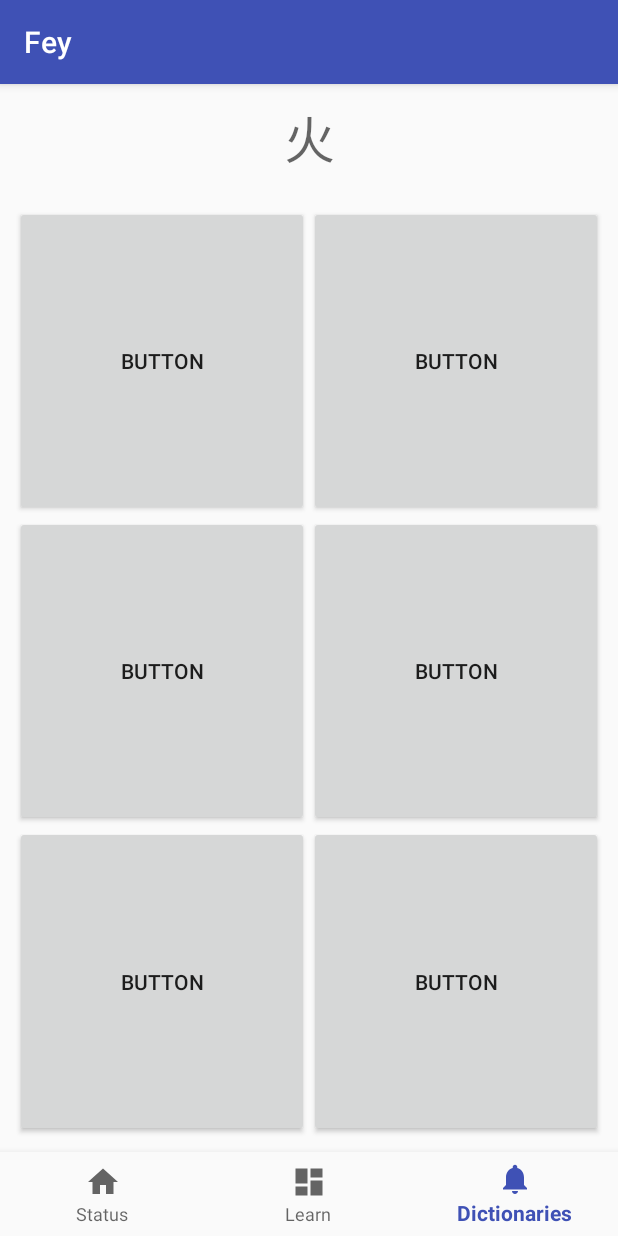
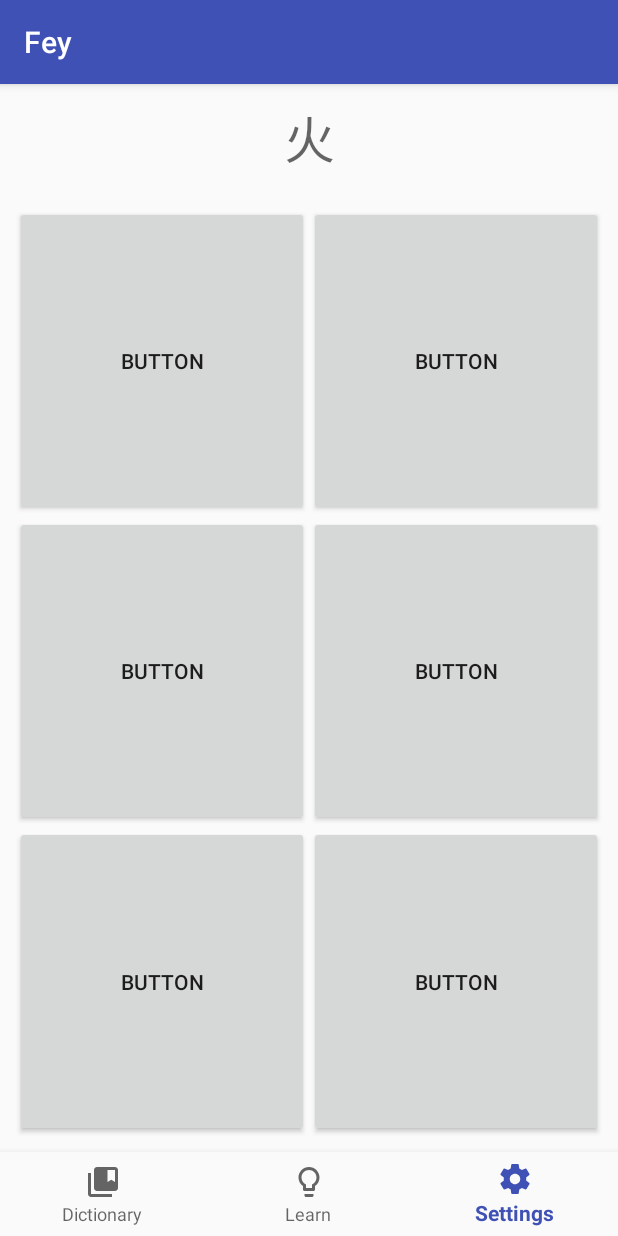
Before and after one commit to Teemperor/Fey, an Android app: the screen it shows after launch (MainActivity), item 3 of the bottom bar chosen, on a phone screen of 412 x 824 dp. Run offline under Robolectric (Android 15) with nearby library versions, the phone set to English and light mode, and no system bars.

Commit message:
Better button bar icons

```diff
--- /dev/null
+++ b/app/src/main/res/drawable/ic_collections_bookmark_black_24dp.xml
@@ -0,0 +1,9 @@
+<vector xmlns:android="http://schemas.android.com/apk/res/android"
+        android:width="24dp"
+        android:height="24dp"
+        android:viewportWidth="24.0"
+        android:viewportHeight="24.0">
+    <path
+        android:fillColor="#FF000000"
+        android:pathData="M4,6L2,6v14c0,1.1 0.9,2 2,2h14v-2L4,20L4,6zM20,2L8,2c-1.1,0 -2,0.9 -2,2v12c0,1.1 0.9,2 2,2h12c1.1,0 2,-0.9 2,-2L22,4c0,-1.1 -0.9,-2 -2,-2zM20,12l-2.5,-1.5L15,12L15,4h5v8z"/>
+</vector>
--- a/app/src/main/res/drawable/ic_dashboard_black_24dp.xml
+++ /dev/null
@@ -1,9 +0,0 @@
-<vector xmlns:android="http://schemas.android.com/apk/res/android"
-    android:width="24dp"
-    android:height="24dp"
-    android:viewportHeight="24.0"
-    android:viewportWidth="24.0">
-    <path
-        android:fillColor="#FF000000"
-        android:pathData="M3,13h8L11,3L3,3v10zM3,21h8v-6L3,15v6zM13,21h8L21,11h-8v10zM13,3v6h8L21,3h-8z" />
-</vector>
--- a/app/src/main/res/drawable/ic_home_black_24dp.xml
+++ /dev/null
@@ -1,9 +0,0 @@
-<vector xmlns:android="http://schemas.android.com/apk/res/android"
-    android:width="24dp"
-    android:height="24dp"
-    android:viewportHeight="24.0"
-    android:viewportWidth="24.0">
-    <path
-        android:fillColor="#FF000000"
-        android:pathData="M10,20v-6h4v6h5v-8h3L12,3 2,12h3v8z" />
-</vector>
--- /dev/null
+++ b/app/src/main/res/drawable/ic_lightbulb_outline_black_24dp.xml
@@ -0,0 +1,9 @@
+<vector xmlns:android="http://schemas.android.com/apk/res/android"
+        android:width="24dp"
+        android:height="24dp"
+        android:viewportWidth="24.0"
+        android:viewportHeight="24.0">
+    <path
+        android:fillColor="#FF000000"
+        android:pathData="M9,21c0,0.55 0.45,1 1,1h4c0.55,0 1,-0.45 1,-1v-1L9,20v1zM12,2C8.14,2 5,5.14 5,9c0,2.38 1.19,4.47 3,5.74L8,17c0,0.55 0.45,1 1,1h6c0.55,0 1,-0.45 1,-1v-2.26c1.81,-1.27 3,-3.36 3,-5.74 0,-3.86 -3.14,-7 -7,-7zM14.85,13.1l-0.85,0.6L14,16h-4v-2.3l-0.85,-0.6C7.8,12.16 7,10.63 7,9c0,-2.76 2.24,-5 5,-5s5,2.24 5,5c0,1.63 -0.8,3.16 -2.15,4.1z"/>
+</vector>
--- a/app/src/main/res/drawable/ic_notifications_black_24dp.xml
+++ /dev/null
@@ -1,9 +0,0 @@
-<vector xmlns:android="http://schemas.android.com/apk/res/android"
-    android:width="24dp"
-    android:height="24dp"
-    android:viewportHeight="24.0"
-    android:viewportWidth="24.0">
-    <path
-        android:fillColor="#FF000000"
-        android:pathData="M12,22c1.1,0 2,-0.9 2,-2h-4c0,1.1 0.89,2 2,2zM18,16v-5c0,-3.07 -1.64,-5.64 -4.5,-6.32L13.5,4c0,-0.83 -0.67,-1.5 -1.5,-1.5s-1.5,0.67 -1.5,1.5v0.68C7.63,5.36 6,7.92 6,11v5l-2,2v1h16v-1l-2,-2z" />
-</vector>
--- /dev/null
+++ b/app/src/main/res/drawable/ic_settings_black_24dp.xml
@@ -0,0 +1,9 @@
+<vector xmlns:android="http://schemas.android.com/apk/res/android"
+        android:width="24dp"
+        android:height="24dp"
+        android:viewportWidth="24.0"
+        android:viewportHeight="24.0">
+    <path
+        android:fillColor="#FF000000"
+        android:pathData="M19.43,12.98c0.04,-0.32 0.07,-0.64 0.07,-0.98s-0.03,-0.66 -0.07,-0.98l2.11,-1.65c0.19,-0.15 0.24,-0.42 0.12,-0.64l-2,-3.46c-0.12,-0.22 -0.39,-0.3 -0.61,-0.22l-2.49,1c-0.52,-0.4 -1.08,-0.73 -1.69,-0.98l-0.38,-2.65C14.46,2.18 14.25,2 14,2h-4c-0.25,0 -0.46,0.18 -0.49,0.42l-0.38,2.65c-0.61,0.25 -1.17,0.59 -1.69,0.98l-2.49,-1c-0.23,-0.09 -0.49,0 -0.61,0.22l-2,3.46c-0.13,0.22 -0.07,0.49 0.12,0.64l2.11,1.65c-0.04,0.32 -0.07,0.65 -0.07,0.98s0.03,0.66 0.07,0.98l-2.11,1.65c-0.19,0.15 -0.24,0.42 -0.12,0.64l2,3.46c0.12,0.22 0.39,0.3 0.61,0.22l2.49,-1c0.52,0.4 1.08,0.73 1.69,0.98l0.38,2.65c0.03,0.24 0.24,0.42 0.49,0.42h4c0.25,0 0.46,-0.18 0.49,-0.42l0.38,-2.65c0.61,-0.25 1.17,-0.59 1.69,-0.98l2.49,1c0.23,0.09 0.49,0 0.61,-0.22l2,-3.46c0.12,-0.22 0.07,-0.49 -0.12,-0.64l-2.11,-1.65zM12,15.5c-1.93,0 -3.5,-1.57 -3.5,-3.5s1.57,-3.5 3.5,-3.5 3.5,1.57 3.5,3.5 -1.57,3.5 -3.5,3.5z"/>
+</vector>
--- a/app/src/main/res/layout/activity_main.xml
+++ b/app/src/main/res/layout/activity_main.xml
@@ -23,7 +23,7 @@
             android:layout_marginLeft="@dimen/activity_horizontal_margin"
             android:layout_marginRight="@dimen/activity_horizontal_margin"
             android:layout_marginTop="@dimen/activity_vertical_margin"
-            android:text="@string/title_status" />
+            android:text="@string/title_settings" />
 
     </FrameLayout>
 
--- a/app/src/main/res/menu/navigation.xml
+++ b/app/src/main/res/menu/navigation.xml
@@ -2,18 +2,18 @@
 <menu xmlns:android="http://schemas.android.com/apk/res/android">
 
     <item
-        android:id="@+id/navigation_home"
-        android:icon="@drawable/ic_home_black_24dp"
-        android:title="@string/title_status" />
+        android:id="@+id/navigation_notifications"
+        android:icon="@drawable/ic_collections_bookmark_black_24dp"
+        android:title="@string/title_dicts" />
 
     <item
         android:id="@+id/navigation_dashboard"
-        android:icon="@drawable/ic_dashboard_black_24dp"
+        android:icon="@drawable/ic_lightbulb_outline_black_24dp"
         android:title="@string/title_learn" />
 
     <item
-        android:id="@+id/navigation_notifications"
-        android:icon="@drawable/ic_notifications_black_24dp"
-        android:title="@string/title_dicts" />
+        android:id="@+id/navigation_home"
+        android:icon="@drawable/ic_settings_black_24dp"
+        android:title="@string/title_settings" />
 
 </menu>
--- a/app/src/main/res/values/strings.xml
+++ b/app/src/main/res/values/strings.xml
@@ -1,8 +1,8 @@
 <resources>
     <string name="app_name">Fey</string>
-    <string name="title_status">Status</string>
+    <string name="title_settings">Settings</string>
     <string name="title_learn">Learn</string>
-    <string name="title_dicts">Dictionaries</string>
+    <string name="title_dicts">Dictionary</string>
 
     <!-- TODO: Remove or change this placeholder text -->
     <string name="hello_blank_fragment">Hello blank fragment</string>
```
